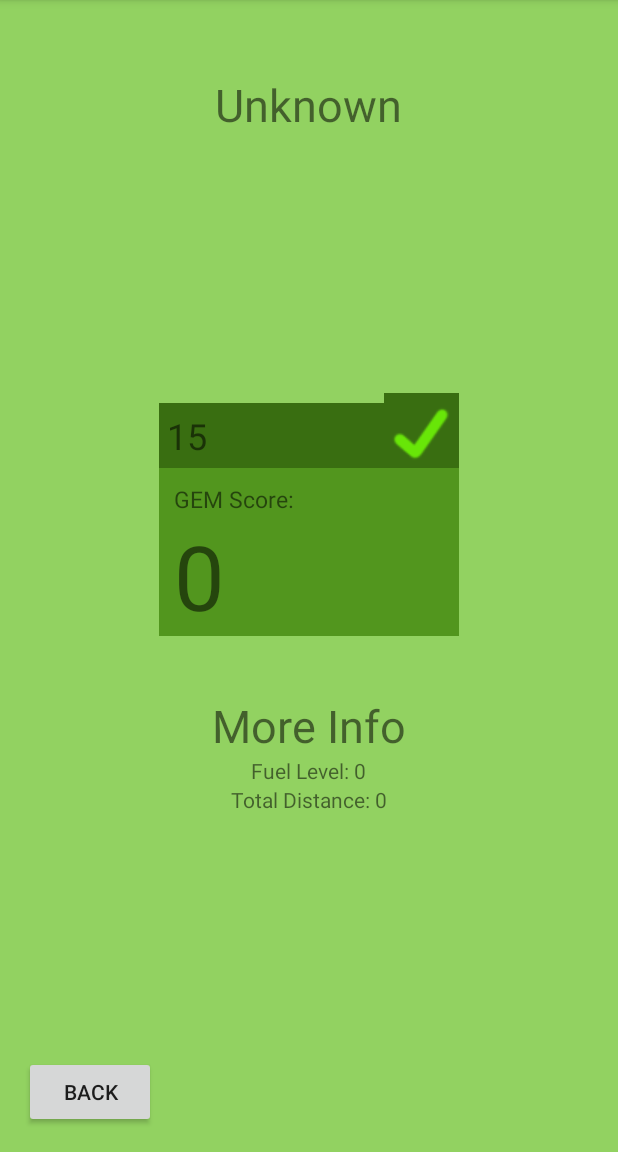
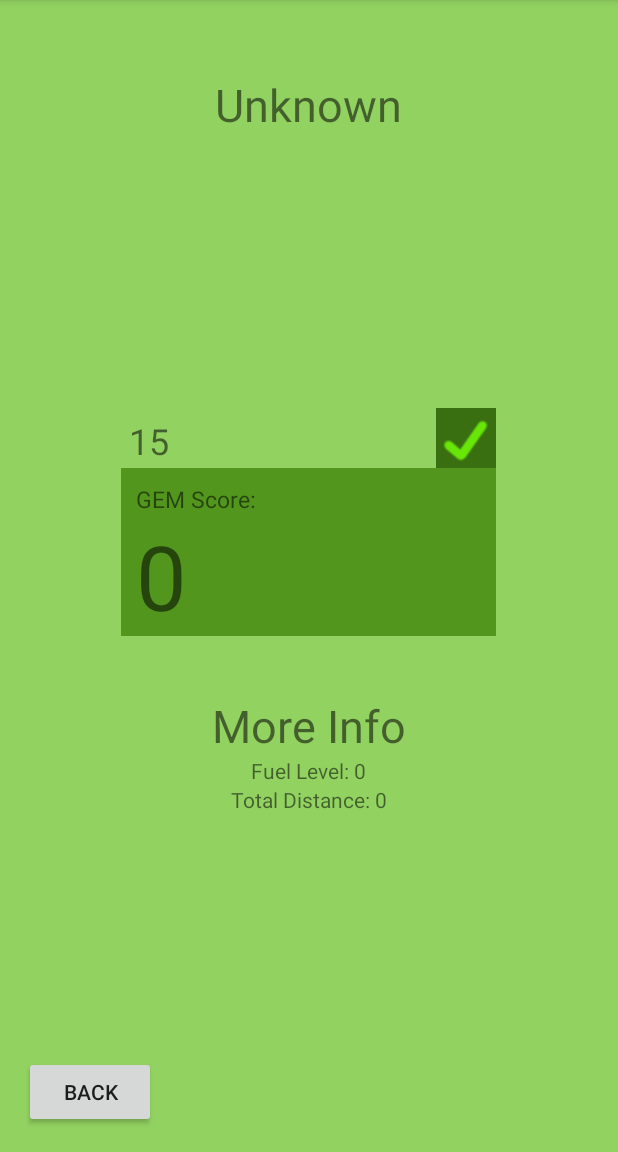
Before and after one commit to sarahyeo/EcoGEM, an Android app: the CarActivity screen opened directly, with no data from a screen before it, on a phone screen of 412 x 824 dp, the part 84-1236 px from its top. Run offline under Robolectric (Android 15) with nearby library versions, the phone set to English and light mode, and no system bars; 1 statement that could not run was skipped.

Commit message:
Layout changes

```diff
--- a/app/src/main/java/com/cloud1001/ecogem/CarActivity.java
+++ b/app/src/main/java/com/cloud1001/ecogem/CarActivity.java
@@ -2,6 +2,7 @@ package com.cloud1001.ecogem;
 
 import android.app.Activity;
 import android.content.Intent;
+import android.graphics.Color;
 import android.os.Bundle;
 import android.view.View;
 import android.widget.ImageView;
@@ -51,10 +52,12 @@ public class CarActivity extends Activity {
 
         fuelScore.setText(Integer.toString(calculateScore()));
 
-        if (goalMet) {
+        if (calculateScore() < calculateGoal()) {
             goalIcon.setBackgroundResource(R.drawable.goal_reached);
+            goal.setBackgroundColor(Color.parseColor("#92D261"));
         } else {
-            goalIcon.setBackgroundResource(R.drawable.goal_reached);
+            goalIcon.setBackgroundResource(R.drawable.goal_not_reached);
+            goal.setBackgroundColor(Color.parseColor("#852f05"));
         }
 
         goal.setText(Integer.toString(calculateGoal()));
--- a/app/src/main/java/com/cloud1001/ecogem/HomeActivity.java
+++ b/app/src/main/java/com/cloud1001/ecogem/HomeActivity.java
@@ -2,6 +2,7 @@ package com.cloud1001.ecogem;
 
 import android.app.Activity;
 import android.content.Intent;
+import android.graphics.Color;
 import android.os.Bundle;
 import android.view.View;
 import android.widget.Button;
@@ -47,6 +48,10 @@ public class HomeActivity extends Activity {
 
         if (calculateFuelScore() < calculateGoal()) {
             goalIcon.setBackgroundResource(R.drawable.goal_reached);
+            goal.setBackgroundColor(Color.parseColor("#92D261"));
+        } else {
+            goalIcon.setBackgroundResource(R.drawable.goal_not_reached);
+            goal.setBackgroundColor(Color.parseColor("#852f05"));
         }
 
         fuelScore.setText(Integer.toString(calculateFuelScore()));
--- a/app/src/main/java/com/cloud1001/ecogem/MainActivity.java
+++ b/app/src/main/java/com/cloud1001/ecogem/MainActivity.java
@@ -167,6 +167,7 @@ public class MainActivity extends Activity {
     private void getUserTrips() {
         String entityPath = String.format("Users/%s/Trips", mCurrentUser._id); //!!!??!?!?!?!
         HashMap<String, String> queryParams = new HashMap<>();
+        queryParams.put("limit", "10");
         queryParams.put("sortBy", "StartTime");
         queryParams.put("desc", "true");
 
--- a/app/src/main/res/layout/activity_car.xml
+++ b/app/src/main/res/layout/activity_car.xml
@@ -7,7 +7,7 @@
     android:paddingBottom="@dimen/activity_vertical_margin" tools:context=".MainActivity"
     android:id="@+id/relative_layout">
 
-    <TextView android:text="10" android:layout_width="200dp"
+    <TextView android:text="10" android:layout_width="250dp"
         android:layout_height="wrap_content"
         android:singleLine="false"
         android:id="@+id/fuelScore"
@@ -18,10 +18,10 @@
         android:paddingLeft="10dp"
         android:paddingTop="0dp"
         android:layout_centerVertical="true"
-        android:layout_alignStart="@+id/scoreHeader" />
+        android:layout_centerHorizontal="true" />
 
     <TextView
-        android:layout_width="200dp"
+        android:layout_width="250dp"
         android:layout_height="wrap_content"
         android:text="GEM Score:"
         android:id="@+id/scoreHeader"
@@ -33,8 +33,8 @@
         android:paddingTop="10dp" />
 
     <TextView
-        android:layout_width="200dp"
-        android:layout_height="wrap_content"
+        android:layout_width="250dp"
+        android:layout_height="40dp"
         android:text="Goal: 8"
         android:id="@+id/goal"
         android:background="#396E11"
@@ -44,8 +44,8 @@
         android:layout_alignEnd="@+id/goalIcon" />
 
     <ImageView
-        android:layout_width="wrap_content"
-        android:layout_height="wrap_content"
+        android:layout_width="40dp"
+        android:layout_height="40dp"
         android:id="@+id/goalIcon"
         android:background="@drawable/goal_reached"
         android:layout_alignBottom="@+id/goal"
```
Also changed, not shown: app/src/main/res/layout/activity_coupons.xml (+13 -11 lines), app/src/main/res/drawable/goal_not_reached.png (added).
